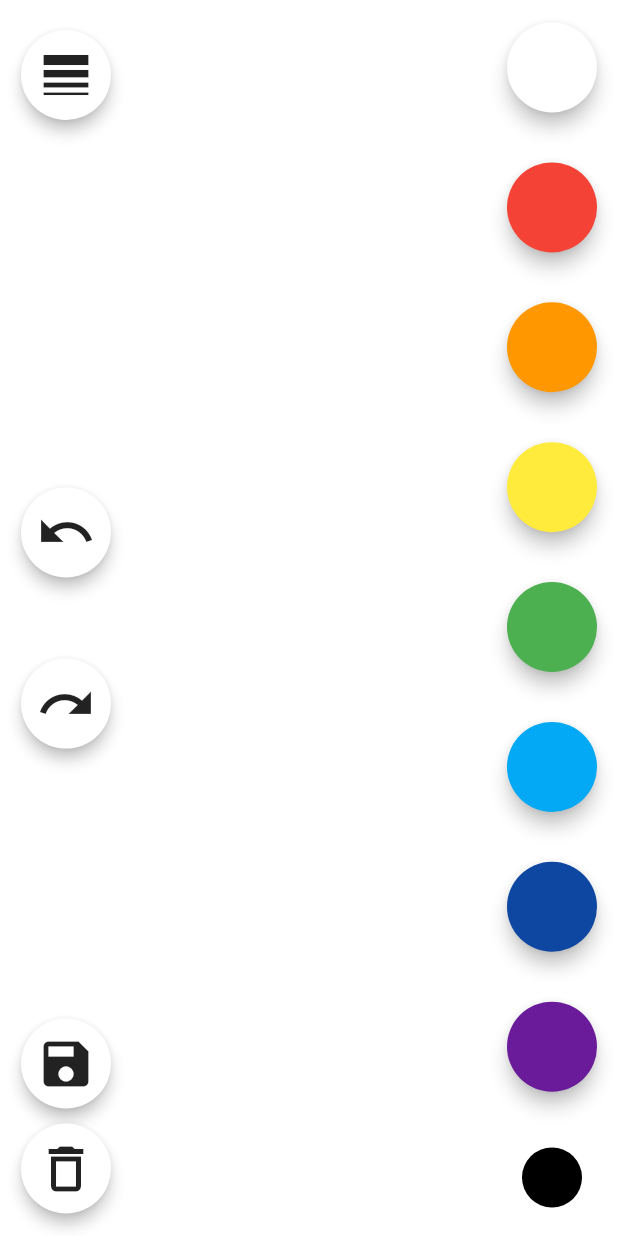
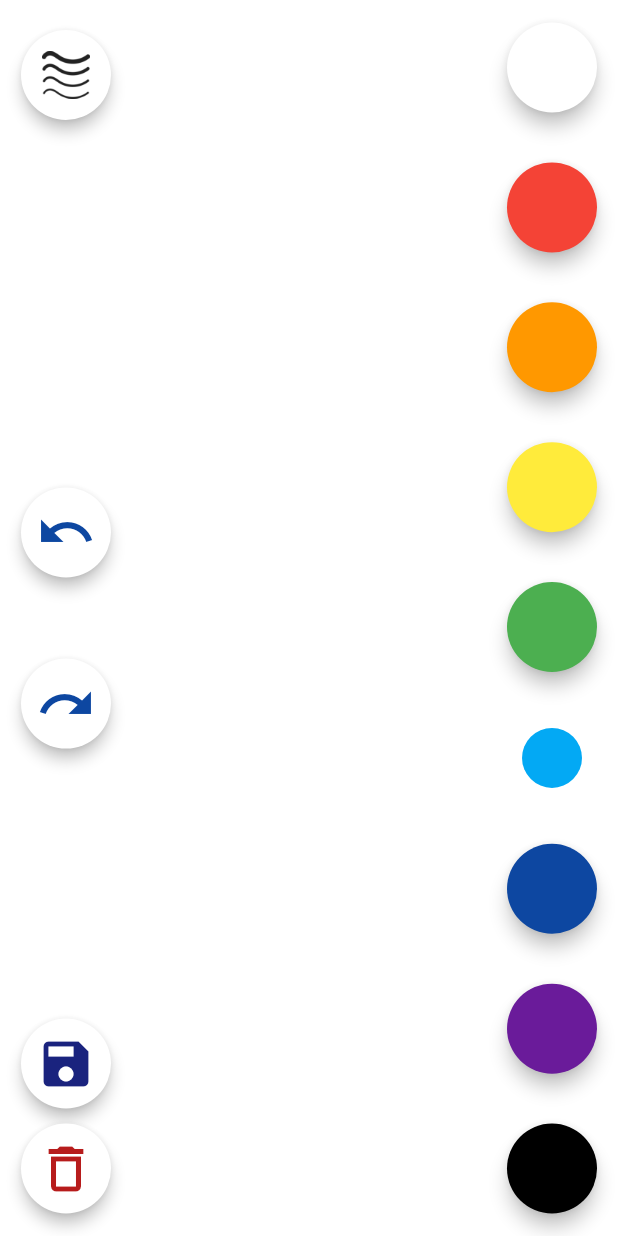
Before and after one commit to limentas/draw-a-lot, a Flutter app: the screen it shows after launch, on a phone screen of 412 x 824 dp. Run offline on Flutter 3.47's test engine with Material 2 defaults, Android fonts, the phone set to English and light mode, and no system bars; project files that could hold a hidden picture were left out.

Commit message:
Choice brush thickness dialog

```diff
--- a/lib/src/ui/main_view.dart
+++ b/lib/src/ui/main_view.dart
@@ -6,6 +6,7 @@ import 'package:path_provider/path_provider.dart';
 import 'paint_widget.dart';
 import 'palette_button.dart';
 import 'tool_button.dart';
+import 'thickness_dialog.dart';
 
 class MainView extends StatefulWidget {
   MainView({Key key, this.title}) : super(key: key);
@@ -28,7 +29,8 @@ class _MainViewState extends State<MainView> {
   final _purpleColorButtonKey = GlobalKey<PaletteButtonState>();
   final _blackColorButtonKey = GlobalKey<PaletteButtonState>();
 
-  Color _selectedColor = Colors.black;
+  Color _selectedColor = Colors.lightBlue;
+  double _thickness = 10;
 
   Future<void> saveImage() async {
     var dirs =
@@ -37,7 +39,6 @@ class _MainViewState extends State<MainView> {
   }
 
   void updateSelectedColor(Color color) {
-    //setState(() {_selectedColor = color;});
     _selectedColor = color;
     _whiteColorButtonKey.currentState.updateSelectedColor(_selectedColor);
     _redColorButtonKey.currentState.updateSelectedColor(_selectedColor);
@@ -50,10 +51,12 @@ class _MainViewState extends State<MainView> {
     _blackColorButtonKey.currentState.updateSelectedColor(_selectedColor);
   }
 
-  Future<void> printFuture(Future<double> val) async {
+  Future<void> updateThickness(Future<double> val) async {
     var res = await val;
-    print("res = $res");
-    return;
+    if (res != null) {
+      print("New thickness: $res");
+      _paintWidgetKey.currentState.penWidth = _thickness = res;
+    }
   }
 
   @override
@@ -62,7 +65,7 @@ class _MainViewState extends State<MainView> {
         extendBodyBehindAppBar: false,
         body: Stack(
           children: <Widget>[
-            PaintWidget(_selectedColor, 0.0, key: _paintWidgetKey),
+            PaintWidget(_selectedColor, _thickness, key: _paintWidgetKey),
             Align(
                 alignment: Alignment.centerRight,
                 child:
@@ -167,26 +170,11 @@ class _MainViewState extends State<MainView> {
                 child: Column(children: <Widget>[
                   SizedBox(height: 20),
                   ToolButton(
-                    icon: Icons.line_weight,
+                    imageIcon: AssetImage('icons/brush_thickness.png'),
                     onPressed: () {
                       print("Brush width clicked");
-                      var thickness = showGeneralDialog<double>(
-                          context: context,
-                          barrierDismissible: true,
-                          barrierLabel: "",
-                          barrierColor: Color.fromARGB(0, 1, 1, 1),
-                          transitionDuration: Duration(milliseconds: 100),
-                          pageBuilder:
-                              (context, animation, secondaryAnimation) {
-                            return new Center(
-                                child: RaisedButton(
-                              color: Colors.red,
-                              onPressed: () {
-                                Navigator.of(context).pop(11.0);
-                              },
-                            ));
-                          });
-                      printFuture(thickness);
+                      var thickness = showThicknessDialog(context, 80, 20);
+                      updateThickness(thickness);
                     },
                   ),
                 ])),
@@ -195,7 +183,8 @@ class _MainViewState extends State<MainView> {
                 child: Column(children: <Widget>[
                   const Spacer(flex: 6),
                   ToolButton(
-                    icon: Icons.undo,
+                    iconData: Icons.undo,
+                    color: Colors.blue[900],
                     onPressed: () {
                       print("Undo clicked");
                       _paintWidgetKey.currentState.undo();
@@ -203,7 +192,8 @@ class _MainViewState extends State<MainView> {
                   ),
                   const Spacer(),
                   ToolButton(
-                    icon: Icons.redo,
+                    iconData: Icons.redo,
+                    color: Colors.blue[900],
                     onPressed: () {
                       print("Redo clicked");
                       _paintWidgetKey.currentState.redo();
@@ -216,7 +206,8 @@ class _MainViewState extends State<MainView> {
                 child:
                     Column(mainAxisSize: MainAxisSize.min, children: <Widget>[
                   ToolButton(
-                    icon: Icons.save,
+                    iconData: Icons.save,
+                    color: Colors.indigo[900],
                     disabled: kIsWeb,
                     onPressed: () {
                       print("Save clicked");
@@ -229,7 +220,8 @@ class _MainViewState extends State<MainView> {
                     height: 10,
                   ),
                   ToolButton(
-                    icon: Icons.delete_outline,
+                    iconData: Icons.delete_outline,
+                    color: Colors.red[900],
                     onPressed: () {
                       print("Clean clicked");
                       _paintWidgetKey.currentState.clean();
--- a/lib/src/ui/tool_button.dart
+++ b/lib/src/ui/tool_button.dart
@@ -1,20 +1,38 @@
 import 'package:flutter/material.dart';
 
 class ToolButton extends StatelessWidget {
-  ToolButton({Key key, this.icon, this.onPressed, this.disabled: false}):
-    super(key: key);
+  ToolButton(
+      {Key key,
+      this.imageIcon,
+      this.iconData,
+      this.color,
+      this.onPressed,
+      this.disabled: false})
+      : super(key: key);
 
   final double _defaultButtonElevation = 4.0;
   final double _toggledButtonElevation = 0.0;
 
   final void Function() onPressed;
-  final IconData icon;
+  final ImageProvider<dynamic> imageIcon;
+  final IconData iconData;
+  final Color color;
   final bool disabled;
 
   @override
   Widget build(BuildContext context) {
     return new RaisedButton(
-      child: Icon(icon, size: 40,),
+      child: imageIcon != null
+          ? ImageIcon(
+              imageIcon,
+              size: 32,
+              color: color,
+            )
+          : Icon(
+              iconData,
+              size: 40,
+              color: color,
+            ),
       color: Colors.white,
       shape: CircleBorder(),
       elevation: _defaultButtonElevation,
```
Also changed, not shown: lib/src/ui/thickness_dialog.dart (added, +65 -0 lines), pubspec.yaml (+3 -5 lines), icons/brush_thickness.png (added), icons/brush_thickness.svg (added).
